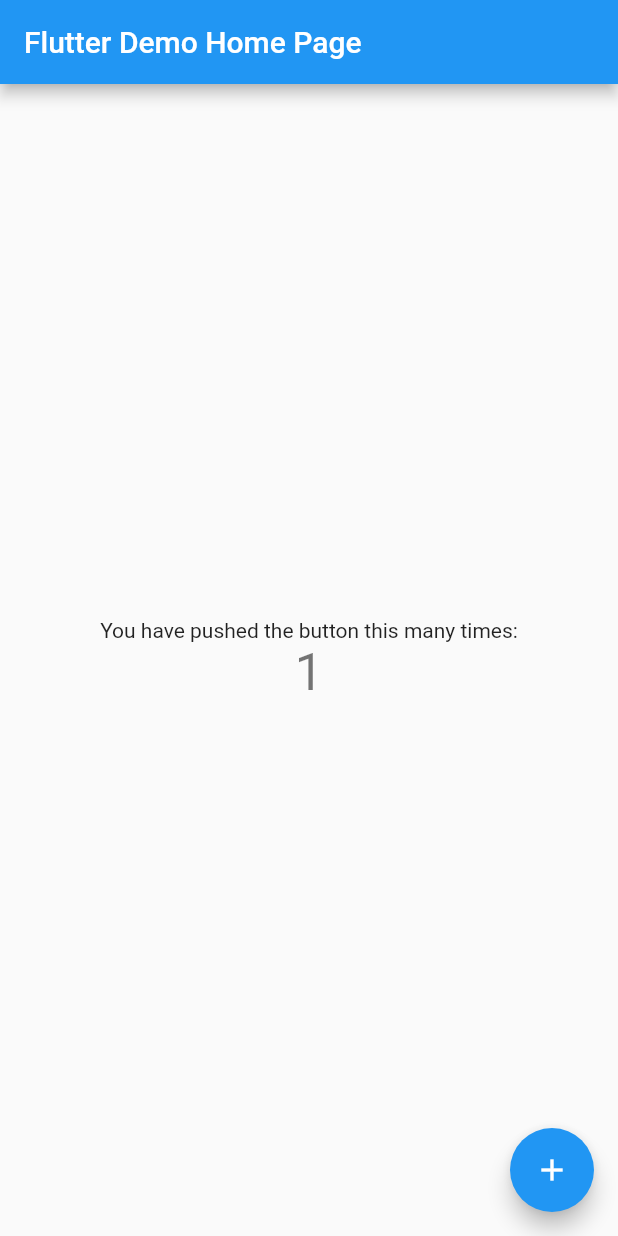
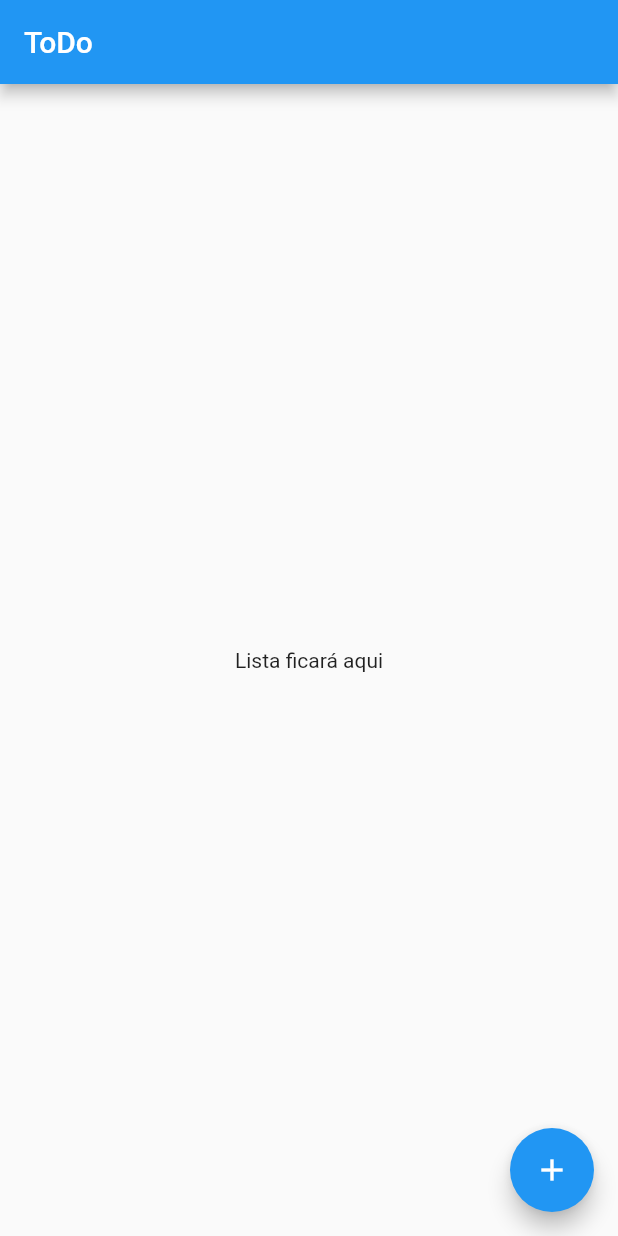
Before and after one commit to PBayma/notation, a Flutter app: the screen it shows after launch, after a tap on the "add" icon, on a phone screen of 412 x 824 dp. Run offline on Flutter 3.47's test engine with Material 2 defaults, Android fonts, the phone set to English and light mode, and no system bars; our stand-ins replace bloc.

Commit message:
Creating homepage

```diff
--- a/lib/main.dart
+++ b/lib/main.dart
@@ -1,68 +1,11 @@
 import 'package:flutter/material.dart';
+import 'package:notation/presentation/homepage/homepage.dart';
 
 void main() {
-  runApp(const MyApp());
+  runApp(
+    const MaterialApp(
+      home: HomePage(),
+      debugShowCheckedModeBanner: false,
+    ),
+  );
 }
-
-class MyApp extends StatelessWidget {
-  const MyApp({Key? key}) : super(key: key);
-
-  // This widget is the root of your application.
-  @override
-  Widget build(BuildContext context) {
-    return MaterialApp(
-      title: 'Flutter Demo',
-      theme: ThemeData(
-        primarySwatch: Colors.blue,
-      ),
-      home: const MyHomePage(title: 'Flutter Demo Home Page'),
-    );
-  }
-}
-
-class MyHomePage extends StatefulWidget {
-  const MyHomePage({Key? key, required this.title}) : super(key: key);
-
-  final String title;
-
-  @override
-  State<MyHomePage> createState() => _MyHomePageState();
-}
-
-class _MyHomePageState extends State<MyHomePage> {
-  int _counter = 0;
-
-  void _incrementCounter() {
-    setState(() {
-      _counter++;
-    });
-  }
-
-  @override
-  Widget build(BuildContext context) {
-    return Scaffold(
-      appBar: AppBar(
-        title: Text(widget.title),
-      ),
-      body: Center(
-        child: Column(
-          mainAxisAlignment: MainAxisAlignment.center,
-          children: <Widget>[
-            const Text(
-              'You have pushed the button this many times:',
-            ),
-            Text(
-              '$_counter',
-              style: Theme.of(context).textTheme.headline4,
-            ),
-          ],
-        ),
-      ),
-      floatingActionButton: FloatingActionButton(
-        onPressed: _incrementCounter,
-        tooltip: 'Increment',
-        child: const Icon(Icons.add),
-      ), // This trailing comma makes auto-formatting nicer for build methods.
-    );
-  }
-}
--- /dev/null
+++ b/lib/presentation/homepage/bloc/homepage_bloc.dart
@@ -0,0 +1,16 @@
+import 'dart:async';
+
+import 'package:bloc/bloc.dart';
+import 'package:meta/meta.dart';
+
+part 'homepage_event.dart';
+part 'homepage_state.dart';
+
+class HomepageBloc extends Bloc<HomepageEvent, HomepageState> {
+  HomepageBloc() : super(HomepageInitial());
+
+  @override
+  Stream<HomepageState> mapEventToState(
+    HomepageEvent event,
+  ) async* {}
+}
--- /dev/null
+++ b/lib/presentation/homepage/bloc/homepage_event.dart
@@ -0,0 +1,4 @@
+part of 'homepage_bloc.dart';
+
+@immutable
+abstract class HomepageEvent {}
--- /dev/null
+++ b/lib/presentation/homepage/bloc/homepage_state.dart
@@ -0,0 +1,6 @@
+part of 'homepage_bloc.dart';
+
+@immutable
+abstract class HomepageState {}
+
+class HomepageInitial extends HomepageState {}
--- /dev/null
+++ b/lib/presentation/homepage/homepage.dart
@@ -0,0 +1,21 @@
+import 'package:flutter/material.dart';
+
+class HomePage extends StatelessWidget {
+  const HomePage({Key? key}) : super(key: key);
+
+  @override
+  Widget build(BuildContext context) {
+    return Scaffold(
+      appBar: AppBar(
+        title: const Text('ToDo'),
+      ),
+      body: const Center(
+        child: Text('Lista ficará aqui'),
+      ),
+      floatingActionButton: FloatingActionButton(
+        child: const Icon(Icons.add),
+        onPressed: () {},
+      ),
+    );
+  }
+}
```
Also changed, not shown: pubspec.yaml (+1 -9 lines), lib/presentation/homepage/components/todo_card.dart (added), pubspec.lock, 1 other file.
